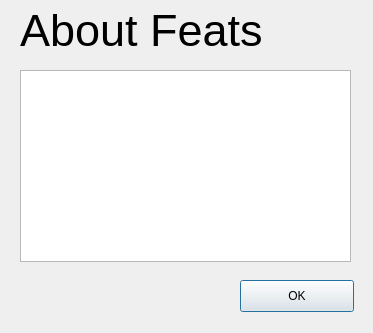
Above: dndprototype/feathelpdialog.ui from Jcamp44/dndBuilder before the change. Below: the same form after it.
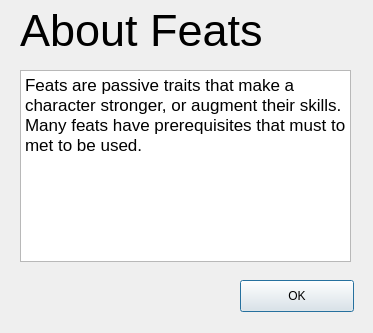
That is the form after the change.

What changed in the file:
```diff
--- a/dndprototype/feathelpdialog.ui
+++ b/dndprototype/feathelpdialog.ui
@@ -27,7 +27,7 @@
 &lt;html&gt;&lt;head&gt;&lt;meta name=&quot;qrichtext&quot; content=&quot;1&quot; /&gt;&lt;style type=&quot;text/css&quot;&gt;
 p, li { white-space: pre-wrap; }
 &lt;/style&gt;&lt;/head&gt;&lt;body style=&quot; font-family:'Ubuntu'; font-size:9pt; font-weight:400; font-style:normal;&quot;&gt;
-&lt;p style=&quot;-qt-paragraph-type:empty; margin-top:12px; margin-bottom:12px; margin-left:0px; margin-right:0px; -qt-block-indent:0; text-indent:0px; font-family:'Lucida Grande'; font-size:13pt;&quot;&gt;&lt;br /&gt;&lt;/p&gt;&lt;/body&gt;&lt;/html&gt;</string>
+&lt;p style=&quot; margin-top:12px; margin-bottom:12px; margin-left:0px; margin-right:0px; -qt-block-indent:0; text-indent:0px;&quot;&gt;&lt;span style=&quot; font-family:'Lucida Grande'; font-size:13pt;&quot;&gt;Feats are passive traits that make a character stronger, or augment their skills. Many feats have prerequisites that must to met to be used.&lt;/span&gt;&lt;/p&gt;&lt;/body&gt;&lt;/html&gt;</string>
    </property>
   </widget>
   <widget class="QLabel" name="lblTitle">
```
